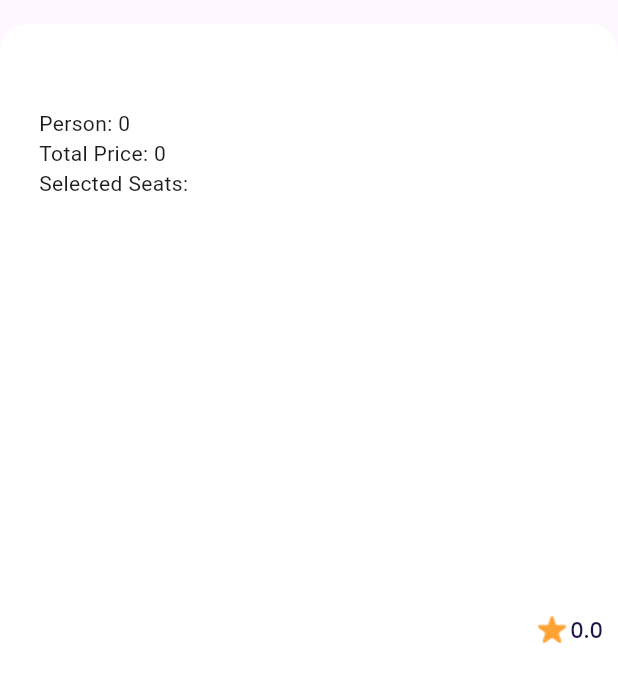
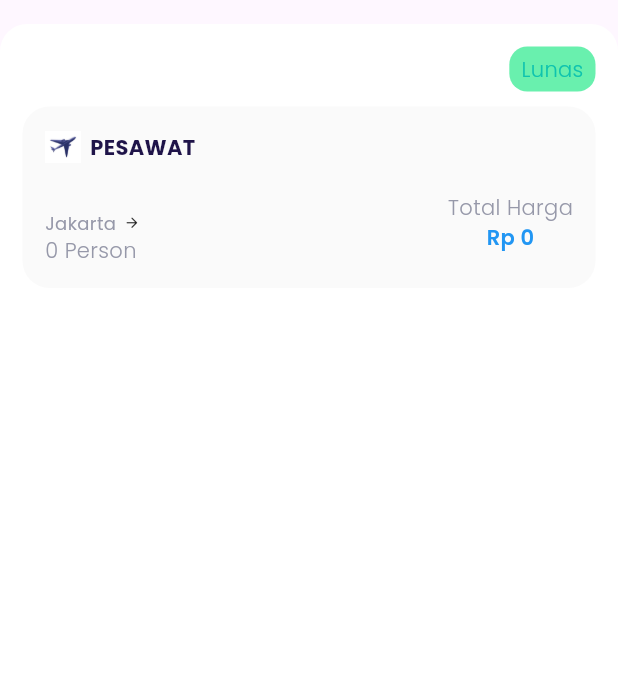
Before and after one commit to alvianfazlur/masterinflutter, a Flutter app: the TransactionCard widget shown alone on an empty page, opened directly with empty values, on a phone screen of 412 x 824 dp. Shown: the top 682 px of the screen. Run offline on Flutter 3.47's test engine with Material 3 defaults, Android fonts, the phone set to English and light mode, and no system bars; our stand-ins replace cloud_firestore, equatable, firebase_auth, firebase_core, get, google_fonts; accounts and stored records are empty.

Commit message:
transaction history

```diff
--- a/lib/ui/pages/transaction_page/trannsaction_page.dart
+++ b/lib/ui/pages/transaction_page/trannsaction_page.dart
@@ -74,10 +74,15 @@ class TransactionPage extends GetView<TransactionController> {
         return Container(
           margin: EdgeInsets.only(bottom: 120),
           child: Column(
-            crossAxisAlignment: CrossAxisAlignment.start,
-            children: transactions.map((TransactionModel transaction) {
-              return TransactionCard(transaction);
-            }).toList(),
+            children: [
+              Text("Riwayat Booking", style: blackTextStyle.copyWith(fontWeight: semiBold, fontSize: 28),),
+              Column(
+                crossAxisAlignment: CrossAxisAlignment.start,
+                children: transactions.map((TransactionModel transaction) {
+                  return TransactionCard(transaction);
+                }).toList(),
+              ),
+            ],
           ),
         );
       }
--- a/lib/ui/pages/transaction_page/transaction_card.dart
+++ b/lib/ui/pages/transaction_page/transaction_card.dart
@@ -1,5 +1,6 @@
 import 'package:bwa_masteringflutter/models/transaction.dart';
 import 'package:flutter/material.dart';
+import 'package:intl/intl.dart';
 
 import '../../../shared/theme.dart';
 
@@ -12,57 +13,112 @@ class TransactionCard extends StatelessWidget {
   Widget build(BuildContext context) {
     return Container(
         margin: EdgeInsets.only(top: 16),
-      padding: EdgeInsets.all(10),
+        padding: EdgeInsets.all(15),
         decoration: BoxDecoration(
           color: whiteColor,
           borderRadius: BorderRadius.circular(18),
         ),
-      child: Row(
+        child: Column(
           children: [
-          Expanded(
+            Align(
+              alignment: Alignment.topRight,
               child: Container(
-              width: 138,
-              margin: EdgeInsets.only(left: 16),
+                  margin: EdgeInsets.only(bottom: 10),
+                  padding: EdgeInsets.symmetric(horizontal: 8, vertical: 5),
+                  decoration: BoxDecoration(
+                      color: Colors.greenAccent,
+                      borderRadius: BorderRadius.circular(12)),
+                  child: Text(
+                    "Lunas",
+                    style: greenTextStyle.copyWith(fontWeight: light),
+                  )),
+            ),
+            Container(
+              padding: EdgeInsets.all(15),
+              decoration: BoxDecoration(
+                  color: backgroundColor,
+                  borderRadius: BorderRadius.circular(18)),
               child: Column(
                 crossAxisAlignment: CrossAxisAlignment.start,
                 children: [
-                  Text(
-                    transaction.destination.name,
-                    style: blackTextStyle.copyWith(
-                        fontSize: 18, fontWeight: medium),
-                  ),
-                  Text(
-                    transaction.destination.city,
-                    style: greyTextStyle.copyWith(fontWeight: light),
-                  ),
-                  Text('Person: ${transaction.amountOfTraveler.toString()}'),
-                  Text('Total Price: ${transaction.grandTotal.toString()}'),
-                  Text('Selected Seats: ${transaction.selectedSeats.toString()}'),
-                ],
-              ),
-            ),
-          ),
-          Container(
-            width: 46,
-            height: 24,
-            child: Row(
+                  Row(
                     children: [
                       Container(
+                        margin: EdgeInsets.only(right: 6),
                         width: 24,
                         height: 24,
                         decoration: BoxDecoration(
                             image: DecorationImage(
-                          image: AssetImage('assets/images/Star.png'))),
+                                image: AssetImage('assets/images/plane.jpg'))),
                       ),
                       Text(
-                  transaction.destination.rating.toString(),
-                  style: blackTextStyle.copyWith(fontWeight: medium),
+                        "PESAWAT",
+                        style: blackTextStyle.copyWith(fontWeight: bold),
                       )
                     ],
                   ),
+                  SizedBox(
+                    height: 10,
+                  ),
+                  Row(
+                    children: [
+                      Expanded(
+                        child: Column(
+                          crossAxisAlignment: CrossAxisAlignment.start,
+                          children: [
+                            Text(transaction.destination.name,
+                                style: greyTextStyle),
+                            Row(
+                              children: [
+                                Text(
+                                  "Jakarta",
+                                  style: greyTextStyle.copyWith(fontSize: 12),
+                                ),
+                                SizedBox(
+                                  width: 5,
+                                ),
+                                Icon(
+                                  Icons.arrow_forward_rounded,
+                                  size: 11,
+                                ),
+                                SizedBox(
+                                  width: 5,
+                                ),
+                                Text(
+                                  transaction.destination.city,
+                                  style: greyTextStyle.copyWith(fontSize: 12),
+                                )
+                              ],
+                            ),
+                            Text(
+                              '${transaction.amountOfTraveler} Person',
+                              style: greyTextStyle.copyWith(fontWeight: light),
                             ),
                           ],
                         ),
-    );
+                      ),
+                      Column(
+                        children: [
+                          Text(
+                            "Total Harga",
+                            style: greyTextStyle.copyWith(fontWeight: light),
+                          ),
+                          Text(
+                              NumberFormat.currency(
+                                locale: 'id',
+                                symbol: 'Rp ',
+                                decimalDigits: 0,
+                              ).format(transaction.grandTotal),
+                              style: greyTextStyle.copyWith(
+                                  color: Colors.blue, fontWeight: semiBold))
+                        ],
+                      )
+                    ],
+                  ),
+                ],
+              ),
+            )
+          ],
+        ));
   }
 }
```
Also changed, not shown: assets/images/plane.jpg (added). Lines whose indentation alone changed are shown as unchanged.
